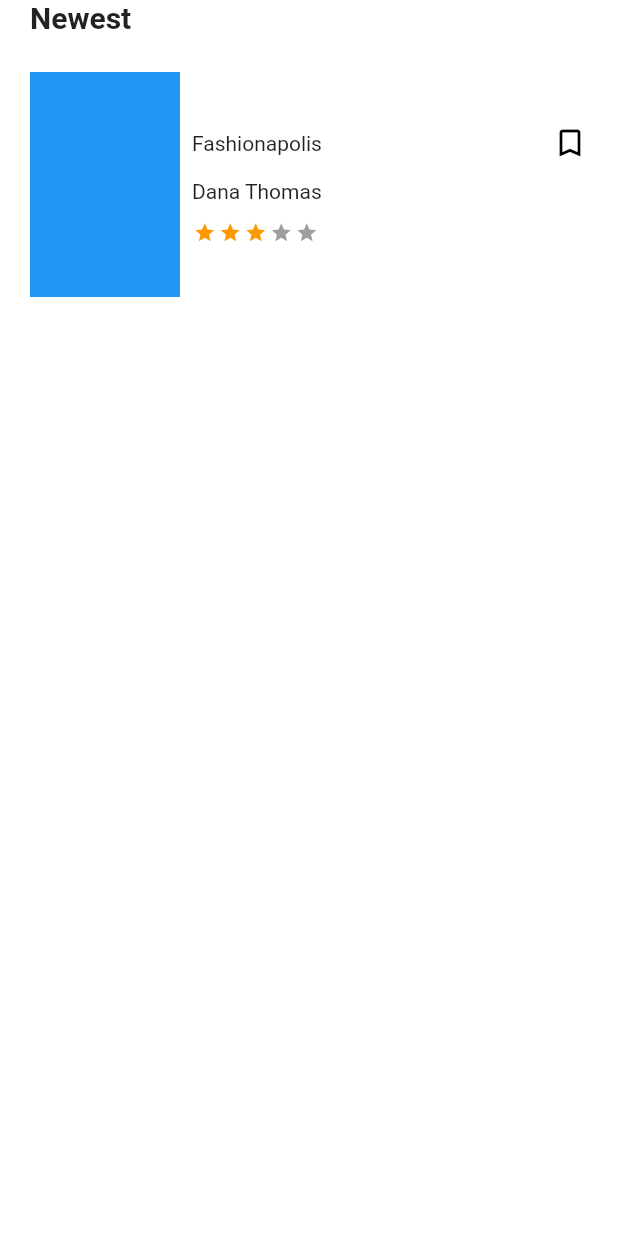
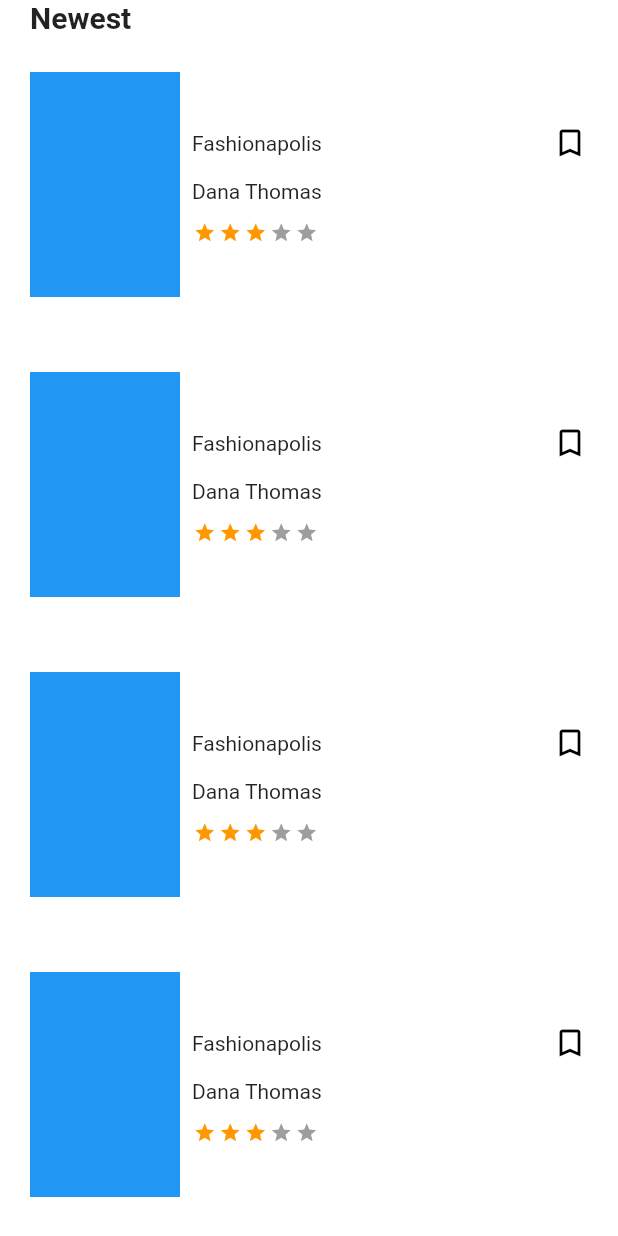
Before and after one commit to MohamadAzarifar/seven_book_store, a Flutter app: the screen it shows after launch, on a phone screen of 412 x 824 dp. Run offline on Flutter 3.47's test engine with Material 2 defaults, Android fonts, the phone set to English and light mode, and no system bars; drawn by our look-alikes of flutter_rating_bar.

Commit message:
Implement lazyLoad for books list.

```diff
--- a/lib/screens/book_explorer_screen.dart
+++ b/lib/screens/book_explorer_screen.dart
@@ -19,9 +19,16 @@ class BookExplorerScreen extends StatelessWidget {
                 ),
               ),
               Expanded(
-                child: ListView(
-                  children: [
-                    SizedBox(
+                  child: ListView.builder(
+                      itemCount: 400,
+                      itemBuilder: (_, __) => _buildBookListItem())),
+            ],
+          ),
+        ),
+      );
+
+  Widget _buildBookListItem() {
+    return SizedBox(
       height: 200,
       child: Row(
         children: [
@@ -32,14 +39,8 @@ class BookExplorerScreen extends StatelessWidget {
           ),
         ],
       ),
-                    ),
-                  ],
-                ),
-              ),
-            ],
-          ),
-        ),
     );
+  }
 
   Widget _buildBookDetails() => Column(
         crossAxisAlignment: CrossAxisAlignment.start,
```
Lines whose indentation alone changed are shown as unchanged.
